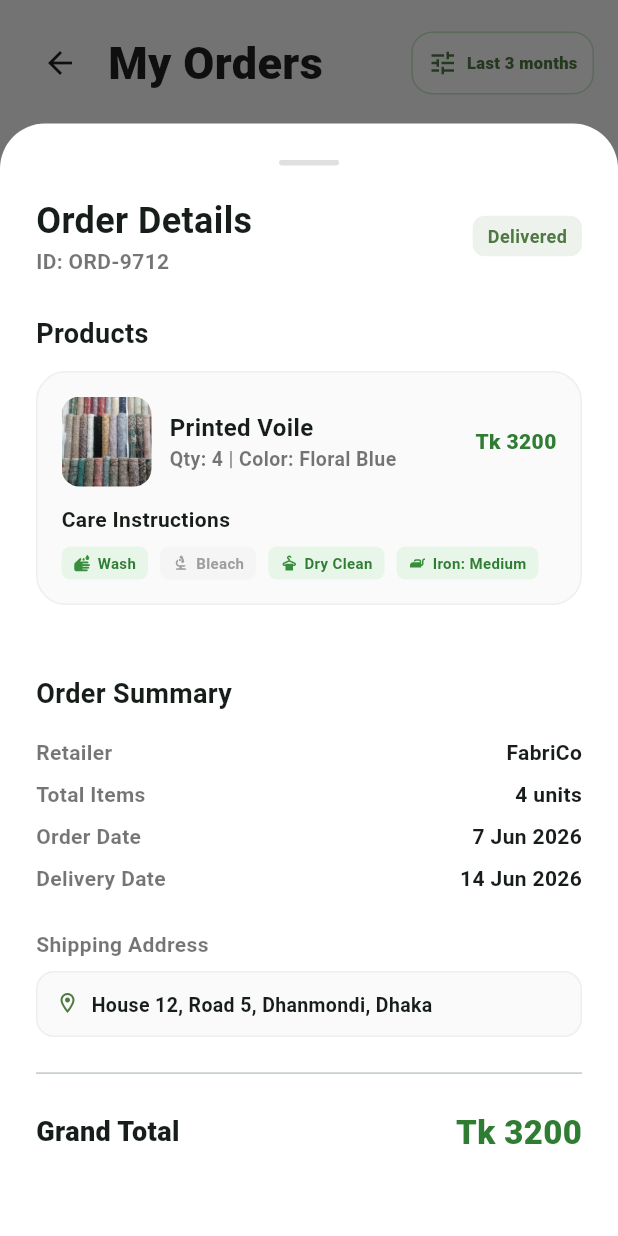
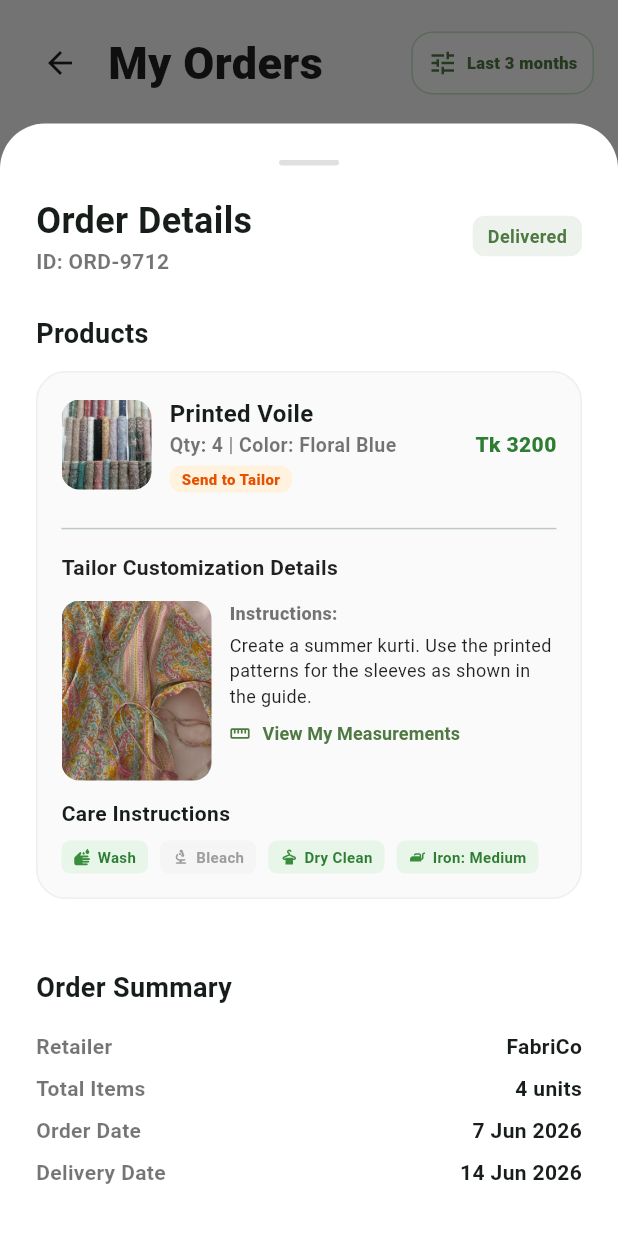
Before and after one commit to meemmac/Sketch2Stitch, a Flutter app: the OrderDetailScreen screen opened directly, after a tap on "Past Orders", after a tap on "ORD-9712", on a phone screen of 412 x 824 dp. Run offline on Flutter 3.47's test engine with Material 3 defaults, Android fonts, the phone set to English and light mode, and no system bars; our stand-ins replace cloud_firestore, firebase_auth, firebase_core, image_picker, shared_preferences; missing offline and left inert: gal; accounts and stored records are empty; generated files the repository leaves out were written again.

Commit message:
tailor instruction added

```diff
--- a/lib/screens/customer/orders/order_detail_screen.dart
+++ b/lib/screens/customer/orders/order_detail_screen.dart
@@ -1,4 +1,6 @@
 import 'package:flutter/material.dart';
+
+enum OrderDeliveryDestination { retailer, tailor }
 
 class OrderItem {
   final String name;
@@ -14,6 +16,11 @@ class OrderItem {
   final String ironLevel;
   final double price;
 
+  // New fields for Tailor reference
+  final OrderDeliveryDestination destination;
+  final String? measurementRefImage;
+  final String? tailorInstructions;
+
   const OrderItem({
     required this.name,
     required this.quantity,
@@ -27,6 +34,9 @@ class OrderItem {
     this.canDryClean = true,
     this.canTumbleDry = true,
     this.ironLevel = "Medium",
+    this.destination = OrderDeliveryDestination.retailer,
+    this.measurementRefImage,
+    this.tailorInstructions,
   });
 }
 
@@ -94,6 +104,9 @@ class _OrderDetailScreenState extends State<OrderDetailScreen> {
           imagePath: "assets/images/fabrics_rolled.jpg",
           color: "Cream",
           description: "High-quality linen fabric for summer wear.",
+          destination: OrderDeliveryDestination.tailor,
+          measurementRefImage: "assets/images/ref1.jpg",
+          tailorInstructions: "Please use this linen for the main body of the Panjabi. Ensure the length is precisely 42 inches as per my saved measurements.",
         ),
         const OrderItem(
           name: "Cotton Thread Set",
@@ -120,6 +133,9 @@ class _OrderDetailScreenState extends State<OrderDetailScreen> {
           imagePath: "assets/images/silk.jpg",
           color: "Deep Red",
           description: "Traditional Rajshahi silk with gold border.",
+          destination: OrderDeliveryDestination.tailor,
+          measurementRefImage: "assets/images/ref2.jpg",
+          tailorInstructions: "Use this silk for a traditional Saree blouse. Reference the attached image for the back design.",
         ),
       ],
     ),
@@ -141,6 +157,9 @@ class _OrderDetailScreenState extends State<OrderDetailScreen> {
           price: 3200,
           imagePath: "assets/images/gorgeous.jpg",
           color: "Floral Blue",
+          destination: OrderDeliveryDestination.tailor,
+          measurementRefImage: "assets/images/ref3.jpg",
+          tailorInstructions: "Create a summer kurti. Use the printed patterns for the sleeves as shown in the guide.",
         ),
       ],
     ),
@@ -559,6 +578,8 @@ class _OrderDetailScreenState extends State<OrderDetailScreen> {
   }
 
   Widget _itemPreviewCard(OrderItem item) {
+    final bool sentToTailor = item.destination == OrderDeliveryDestination.tailor;
+
     return Container(
       margin: const EdgeInsets.only(bottom: 16),
       padding: const EdgeInsets.all(16),
@@ -580,11 +601,89 @@ class _OrderDetailScreenState extends State<OrderDetailScreen> {
                 child: Column(crossAxisAlignment: CrossAxisAlignment.start, children: [
                   Text(item.name, style: const TextStyle(fontSize: 16, fontWeight: FontWeight.bold)),
                   Text("Qty: ${item.quantity} | Color: ${item.color}", style: const TextStyle(color: Colors.black54, fontSize: 13, fontWeight: FontWeight.w600)),
+                  const SizedBox(height: 4),
+                  Container(
+                    padding: const EdgeInsets.symmetric(horizontal: 8, vertical: 2),
+                    decoration: BoxDecoration(
+                      color: sentToTailor ? Colors.orange.shade50 : Colors.blue.shade50,
+                      borderRadius: BorderRadius.circular(8),
+                    ),
+                    child: Text(
+                      sentToTailor ? "Send to Tailor" : "Send to Customer",
+                      style: TextStyle(
+                        fontSize: 10,
+                        fontWeight: FontWeight.w800,
+                        color: sentToTailor ? Colors.orange.shade900 : Colors.blue.shade900,
+                      ),
+                    ),
+                  ),
                 ]),
               ),
               Text("Tk ${item.price.toInt()}", style: TextStyle(color: Colors.green.shade800, fontWeight: FontWeight.w900)),
             ],
           ),
+          if (sentToTailor) ...[
+            const SizedBox(height: 16),
+            const Divider(),
+            const SizedBox(height: 8),
+            const Text(
+              "Tailor Customization Details",
+              style: TextStyle(fontSize: 14, fontWeight: FontWeight.bold, color: Colors.black87),
+            ),
+            const SizedBox(height: 12),
+            Row(
+              crossAxisAlignment: CrossAxisAlignment.start,
+              children: [
+                if (item.measurementRefImage != null)
+                  ClipRRect(
+                    borderRadius: BorderRadius.circular(12),
+                    child: Image.asset(
+                      item.measurementRefImage!,
+                      width: 100,
+                      height: 120,
+                      fit: BoxFit.cover,
+                      errorBuilder: (_, __, ___) => Container(
+                        width: 100,
+                        height: 120,
+                        color: Colors.grey.shade200,
+                        child: const Icon(Icons.image_not_supported, color: Colors.grey),
+                      ),
+                    ),
+                  ),
+                const SizedBox(width: 12),
+                Expanded(
+                  child: Column(
+                    crossAxisAlignment: CrossAxisAlignment.start,
+                    children: [
+                      const Text(
+                        "Instructions:",
+                        style: TextStyle(fontSize: 12, fontWeight: FontWeight.w800, color: Colors.black54),
+                      ),
+                      const SizedBox(height: 4),
+                      Text(
+                        item.tailorInstructions ?? "No specific instructions provided.",
+                        style: const TextStyle(fontSize: 12, color: Colors.black87, height: 1.4),
+                      ),
+                      const SizedBox(height: 8),
+                      TextButton.icon(
+                        onPressed: () {
+                          // View measurements logic
+                        },
+                        icon: const Icon(Icons.straighten, size: 14),
+                        label: const Text("View My Measurements", style: TextStyle(fontSize: 12, fontWeight: FontWeight.w700)),
+                        style: TextButton.styleFrom(
+                          padding: EdgeInsets.zero,
+                          foregroundColor: primaryGreen,
+                          minimumSize: const Size(0, 0),
+                          tapTargetSize: MaterialTapTargetSize.shrinkWrap,
+                        ),
+                      ),
+                    ],
+                  ),
+                ),
+              ],
+            ),
+          ],
           const SizedBox(height: 12),
           const Text("Care Instructions", style: TextStyle(fontSize: 14, fontWeight: FontWeight.bold)),
           const SizedBox(height: 8),
```
Also changed, not shown: assets/images/ref1.jpg (added), assets/images/ref2.jpg (added), assets/images/ref3.jpg (added).
